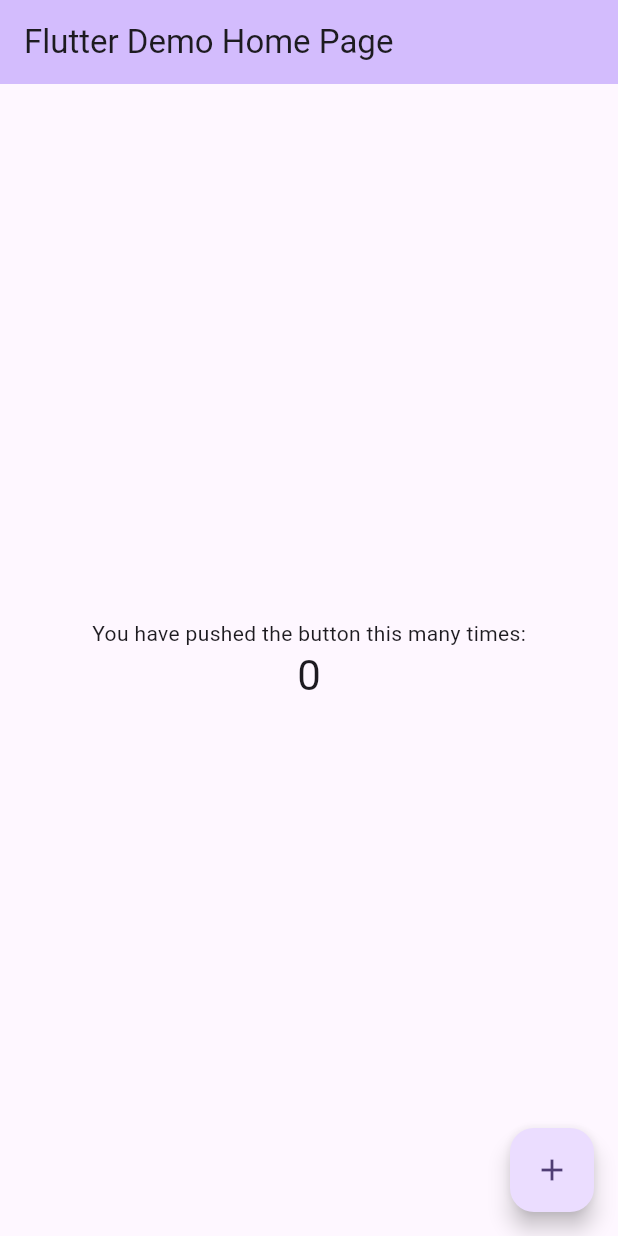
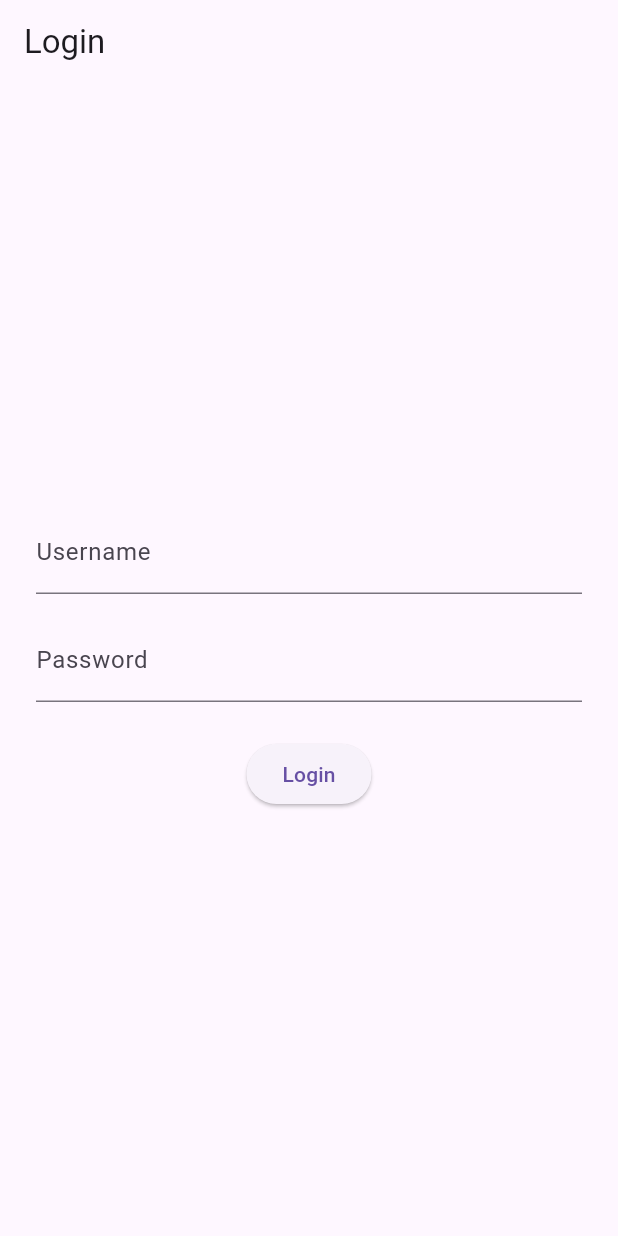
Before and after one commit to mikaelputra001-lang/My_First_Mobile_App, a Flutter app: the screen it shows after launch, on a phone screen of 412 x 824 dp. Run offline on Flutter 3.47's test engine with Material 3 defaults, Android fonts, the phone set to English and light mode, and no system bars.

Commit message:
add cookie clicker game and login page

```diff
--- a/lib/main.dart
+++ b/lib/main.dart
@@ -7,116 +7,134 @@ void main() {
 class MyApp extends StatelessWidget {
   const MyApp({super.key});
 
-  // This widget is the root of your application.
   @override
   Widget build(BuildContext context) {
-    return MaterialApp(
-      title: 'Flutter Demo',
-      theme: ThemeData(
-        // This is the theme of your application.
-        //
-        // TRY THIS: Try running your application with "flutter run". You'll see
-        // the application has a purple toolbar. Then, without quitting the app,
-        // try changing the seedColor in the colorScheme below to Colors.green
-        // and then invoke "hot reload" (save your changes or press the "hot
-        // reload" button in a Flutter-supported IDE, or press "r" if you used
-        // the command line to start the app).
-        //
-        // Notice that the counter didn't reset back to zero; the application
-        // state is not lost during the reload. To reset the state, use hot
-        // restart instead.
-        //
-        // This works for code too, not just values: Most code changes can be
-        // tested with just a hot reload.
-        colorScheme: ColorScheme.fromSeed(seedColor: Colors.deepPurple),
-      ),
-      home: const MyHomePage(title: 'Flutter Demo Home Page'),
+    return const MaterialApp(
+      debugShowCheckedModeBanner: false,
+      home: LoginPage(),
     );
   }
 }
 
-class MyHomePage extends StatefulWidget {
-  const MyHomePage({super.key, required this.title});
-
-  // This widget is the home page of your application. It is stateful, meaning
-  // that it has a State object (defined below) that contains fields that affect
-  // how it looks.
-
-  // This class is the configuration for the state. It holds the values (in this
-  // case the title) provided by the parent (in this case the App widget) and
-  // used by the build method of the State. Fields in a Widget subclass are
-  // always marked "final".
-
-  final String title;
+//Login Page
+class LoginPage extends StatelessWidget {
+  const LoginPage({super.key});
 
   @override
-  State<MyHomePage> createState() => _MyHomePageState();
+  Widget build(BuildContext context) {
+    return Scaffold(
+      appBar: AppBar(title: const Text('Login')),
+      body: Center(
+        child: Padding(
+          padding: const EdgeInsets.all(24.0),
+          child: Column(
+            mainAxisAlignment: MainAxisAlignment.center,
+            children: [
+              const TextField(
+                decoration: InputDecoration(labelText: 'Username'),
+              ),
+              const SizedBox(height: 16),
+              const TextField(
+                obscureText: true,
+                decoration: InputDecoration(labelText: 'Password'),
+              ),
+              const SizedBox(height: 24),
+              ElevatedButton(
+                onPressed: () {
+                  // Switch to the main game screen and clear the login page from history
+                  Navigator.pushReplacement(
+                    context,
+                    MaterialPageRoute(builder: (context) => const MainGameScreen()),
+                  );
+                },
+                child: const Text('Login'),
+              ),
+            ],
+          ),
+        ),
+      ),
+    );
+  }
 }
 
-class _MyHomePageState extends State<MyHomePage> {
-  int _counter = 0;
+//Cookie Clicker Game
+class MainGameScreen extends StatefulWidget {
+  const MainGameScreen({super.key});
 
-  void _incrementCounter() {
+  @override
+  State<MainGameScreen> createState() => _MainGameScreenState();
+}
+
+class _MainGameScreenState extends State<MainGameScreen> {
+  // Variable to keep track of the cookie count
+  int _cookieCount = 0;
+
+  // Function to increase the count when clicked
+  void _incrementCookie() {
     setState(() {
-      // This call to setState tells the Flutter framework that something has
-      // changed in this State, which causes it to rerun the build method below
-      // so that the display can reflect the updated values. If we changed
-      // _counter without calling setState(), then the build method would not be
-      // called again, and so nothing would appear to happen.
-      _counter++;
+      _cookieCount++;
     });
   }
 
   @override
   Widget build(BuildContext context) {
-    // This method is rerun every time setState is called, for instance as done
-    // by the _incrementCounter method above.
-    //
-    // The Flutter framework has been optimized to make rerunning build methods
-    // fast, so that you can just rebuild anything that needs updating rather
-    // than having to individually change instances of widgets.
     return Scaffold(
-      appBar: AppBar(
-        // TRY THIS: Try changing the color here to a specific color (to
-        // Colors.amber, perhaps?) and trigger a hot reload to see the AppBar
-        // change color while the other colors stay the same.
-        backgroundColor: Theme.of(context).colorScheme.inversePrimary,
-        // Here we take the value from the MyHomePage object that was created by
-        // the App.build method, and use it to set our appbar title.
-        title: Text(widget.title),
-      ),
-      body: Center(
-        // Center is a layout widget. It takes a single child and positions it
-        // in the middle of the parent.
-        child: Column(
-          // Column is also a layout widget. It takes a list of children and
-          // arranges them vertically. By default, it sizes itself to fit its
-          // children horizontally, and tries to be as tall as its parent.
-          //
-          // Column has various properties to control how it sizes itself and
-          // how it positions its children. Here we use mainAxisAlignment to
-          // center the children vertically; the main axis here is the vertical
-          // axis because Columns are vertical (the cross axis would be
-          // horizontal).
-          //
-          // TRY THIS: Invoke "debug painting" (choose the "Toggle Debug Paint"
-          // action in the IDE, or press "p" in the console), to see the
-          // wireframe for each widget.
-          mainAxisAlignment: MainAxisAlignment.center,
+      appBar: AppBar(title: const Text('Cookie Clicker')),
+      drawer: Drawer(
+        backgroundColor: const Color.fromRGBO(255, 255, 255, 1),
+        child: ListView(
+          padding: EdgeInsets.zero,
           children: <Widget>[
-            const Text('You have pushed the button this many times:'),
-            Text(
-              '$_counter',
-              style: Theme.of(context).textTheme.headlineMedium,
+            const SizedBox(
+              height: 100.0,
+              child: DrawerHeader(
+                margin: EdgeInsets.zero,
+                decoration: BoxDecoration(
+                  color: Color.fromRGBO(0, 100, 200, 1),
+                ),
+                padding: EdgeInsets.all(16.0),
+                child: Text(
+                  'Cookie Clicker',
+                  style: TextStyle(color: Colors.white, fontSize: 18),
+                ),
+              ),
+            ),
+            ListTile(
+              leading: const Icon(Icons.arrow_upward),
+              title: const Text('Upgrade'),
+              onTap: () {
+                print('Upgrade button clicked!');
+                Navigator.pop(context); // Closes the drawer
+              },
             ),
           ],
         ),
       ),
-      floatingActionButton: FloatingActionButton(
-        onPressed: _incrementCounter,
-        tooltip: 'Increment',
-        child: const Icon(Icons.add),
-      ), // This trailing comma makes auto-formatting nicer for build methods.
+      body: Center(
+        child: Column(
+          mainAxisAlignment: MainAxisAlignment.center,
+          children: [
+            // Clickable Cookie Icon in the middle
+            GestureDetector(
+              onTap: _incrementCookie,
+              child: const Icon(
+                Icons.cookie,
+                size: 120.0,
+                color: Colors.brown,
+              ),
+            ),
+            const SizedBox(height: 30.0),
+            // Counter text displayed at the bottom of the icon
+            Text(
+              'Cookies: $_cookieCount',
+              style: const TextStyle(
+                fontSize: 28.0,
+                fontWeight: FontWeight.bold,
+              ),
+            ),
+          ],
+        ),
+      ),
     );
   }
 }
```
